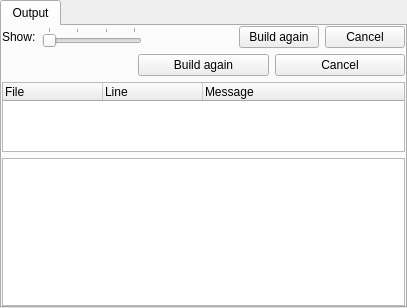
KDE/kate, file addons/katebuild-plugin/build.ui: the form before one commit.
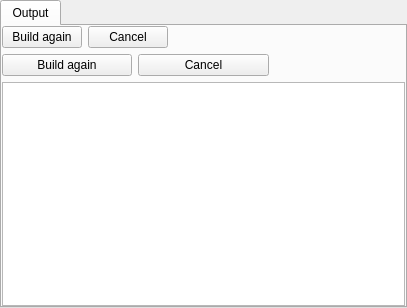
The form after the commit.

Commit message:
Use diagnostics for build plugin instead of adding marks separately
Still work in progress. Will need to create the diagnostics filtering before continuing. See https://invent.kde.org/utilities/kate/-/merge_requests/1177

What changed in the file:
```diff
--- a/addons/katebuild-plugin/build.ui
+++ b/addons/katebuild-plugin/build.ui
@@ -51,45 +51,21 @@
        <item>
         <layout class="QHBoxLayout" name="u_outpTopLayout">
          <item>
-          <widget class="QLabel" name="showLabel">
+          <widget class="QPushButton" name="buildAgainButton">
            <property name="text">
-            <string>Show:</string>
+            <string>Build again</string>
            </property>
           </widget>
          </item>
          <item>
-          <widget class="QSlider" name="displayModeSlider">
-           <property name="sizePolicy">
-            <sizepolicy hsizetype="Fixed" vsizetype="Fixed">
-             <horstretch>0</horstretch>
-             <verstretch>0</verstretch>
-            </sizepolicy>
+          <widget class="QPushButton" name="cancelBuildButton">
+           <property name="text">
+            <string>Cancel</string>
            </property>
-           <property name="minimumSize">
-            <size>
-             <width>100</width>
-             <height>0</height>
-            </size>
-           </property>
-           <property name="maximum">
-            <number>3</number>
-           </property>
-           <property name="pageStep">
-            <number>1</number>
-           </property>
-           <property name="orientation">
-            <enum>Qt::Horizontal</enum>
-           </property>
-           <property name="tickPosition">
-            <enum>QSlider::TicksAbove</enum>
-           </property>
-           <property name="tickInterval">
-            <number>1</number>
-           </property>
           </widget>
          </item>
          <item>
-          <widget class="QLabel" name="displayModeLabel">
+          <widget class="QLabel" name="buildStatusLabel">
            <property name="text">
             <string/>
            </property>
@@ -108,38 +84,10 @@
            </property>
           </spacer>
          </item>
-         <item>
-          <widget class="QLabel" name="buildStatusLabel">
-           <property name="text">
-            <string/>
-           </property>
-          </widget>
-         </item>
-         <item>
-          <widget class="QPushButton" name="buildAgainButton">
-           <property name="text">
-            <string>Build again</string>
-           </property>
-          </widget>
-         </item>
-         <item>
-          <widget class="QPushButton" name="cancelBuildButton">
-           <property name="text">
-            <string>Cancel</string>
-           </property>
-          </widget>
-         </item>
         </layout>
        </item>
        <item>
         <layout class="QHBoxLayout" name="extraLineLayout">
-         <item>
-          <widget class="QLabel" name="buildStatusLabel2">
-           <property name="text">
-            <string/>
-           </property>
-          </widget>
-         </item>
          <item>
           <widget class="QPushButton" name="buildAgainButton2">
            <property name="text">
@@ -154,48 +102,15 @@
            </property>
           </widget>
          </item>
+         <item>
+          <widget class="QLabel" name="buildStatusLabel2">
+           <property name="text">
+            <string/>
+           </property>
+          </widget>
+         </item>
         </layout>
        </item>
-       <item>
-        <widget class="QTreeWidget" name="errTreeWidget">
-         <property name="sizePolicy">
-          <sizepolicy hsizetype="Expanding" vsizetype="Expanding">
-           <horstretch>1</horstretch>
-           <verstretch>1</verstretch>
-          </sizepolicy>
-         </property>
-         <property name="layoutDirection">
-          <enum>Qt::LeftToRight</enum>
-         </property>
-         <property name="autoScroll">
-          <bool>false</bool>
-         </property>
-         <property name="alternatingRowColors">
-          <bool>true</bool>
-         </property>
-         <property name="rootIsDecorated">
-          <bool>false</bool>
-         </property>
-         <property name="allColumnsShowFocus">
-          <bool>true</bool>
-         </property>
-         <column>
-          <property name="text">
-           <string comment="Header for the file name column">File</string>
-          </property>
-         </column>
-         <column>
-          <property name="text">
-           <string comment="Header for the line number column">Line</string>
-          </property>
-         </column>
-         <column>
-          <property name="text">
-           <string comment="Header for the error message column">Message</string>
-          </property>
-         </column>
-        </widget>
-       </item>
        <item>
         <widget class="QPlainTextEdit" name="plainTextEdit">
          <property name="readOnly">
```
The commit also changes 4 other files.
